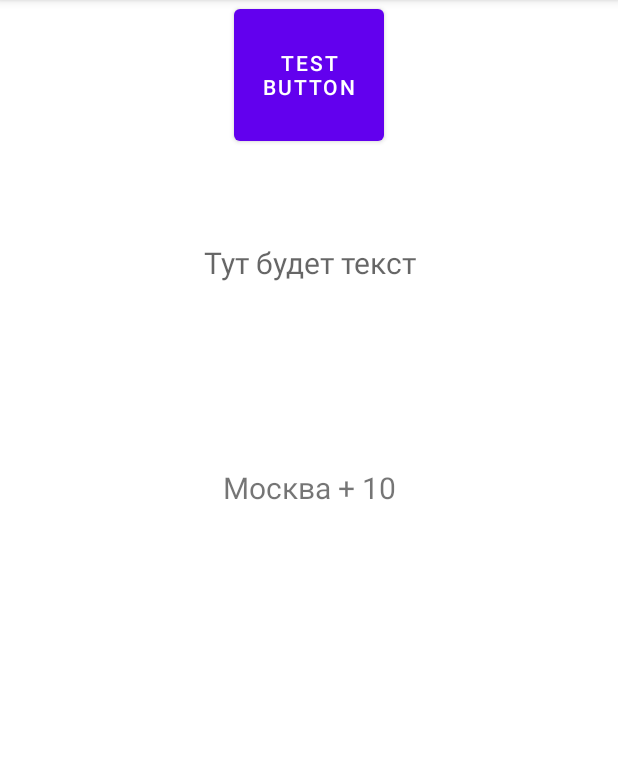
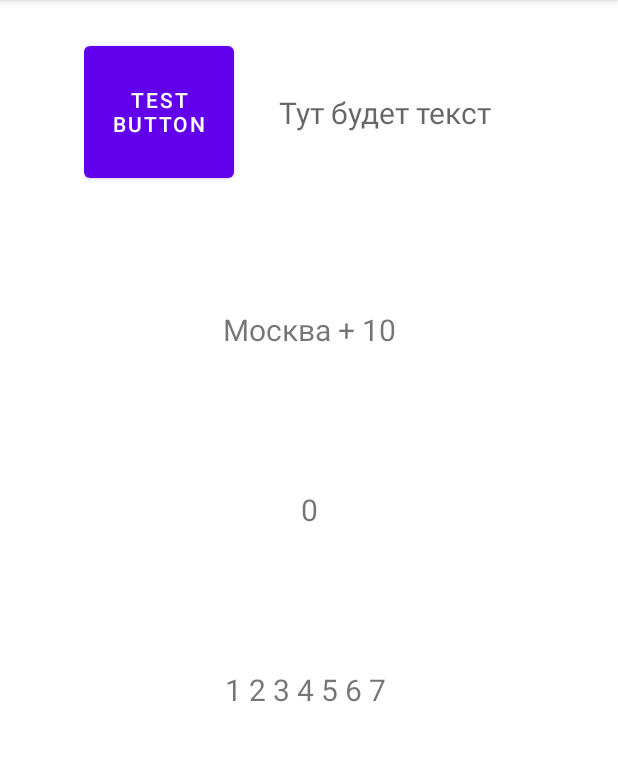
Before and after one commit to Nikita0093/Kotlin_lesson_1, an Android app: the screen it shows after launch (MainActivity), on a phone screen of 412 x 824 dp, the part 84-845 px from its top. Run offline under Robolectric (Android 15) with nearby library versions, the phone set to English and light mode, and no system bars.

Commit message:
Урок 1 - добавили object class и потестили циклы

```diff
--- a/app/src/main/java/com/example/myapplication/MainActivity.kt
+++ b/app/src/main/java/com/example/myapplication/MainActivity.kt
@@ -14,7 +14,30 @@ class MainActivity : AppCompatActivity() {
     override fun onCreate(savedInstanceState: Bundle?) {
         super.onCreate(savedInstanceState)
         setContentView(R.layout.activity_main)
+        buttonTest()
+        dataTest()
+        objectTest()
+        getList()
+    }
 
+
+    private fun objectTest() {
+        val textView03: TextView = findViewById(R.id.testTextViewObject)
+        val objectText: Int
+        objectText = ObjectTest.getName()
+        textView03.text = objectText.toString()
+    }
+
+
+    private fun dataTest() {
+        val weather = Weather("Москва", 10)
+        val weather02 = weather.copy()
+        val textViewWeather: TextView = findViewById(R.id.testTextView)
+        textViewWeather.setText("${weather02.townName}" + " + " + "${weather02.temperature}")
+    }
+
+
+    private fun buttonTest() {
         val textView: TextView = findViewById(R.id.testTextViewButton)
 
         val button: Button = findViewById(R.id.testButton);
@@ -29,13 +52,20 @@ class MainActivity : AppCompatActivity() {
             }
 
         }
-        val weather = Weather ("Москва", 10)
-        val textViewWeather: TextView = findViewById(R.id.testTextView)
-        textViewWeather.setText("${weather.townName}" + " + " + "${weather.temperature}")
+    }
 
+    fun getList() {
+        val list = listOf("1", "2", "3", "4", "5", "6", "7")
+        /* for (a in list) {
+             Log.d("myLogs", "$a")
+             val textView04: TextView = findViewById(R.id.testTextViewCircle)
+             textView04.append(a + " ")
 
-
+         */
+        val textView04: TextView = findViewById(R.id.testTextViewCircle)
+        list.forEach { textView04.append(it + " ") }
 
 
     }
+
 }
--- /dev/null
+++ b/app/src/main/java/com/example/myapplication/ObjectTest.kt
@@ -0,0 +1,10 @@
+package com.example.myapplication
+
+object ObjectTest {
+
+
+    fun getName(): Int {
+        var name01: Int = 0;
+        return name01
+    }
+}
--- a/app/src/main/res/layout/activity_main.xml
+++ b/app/src/main/res/layout/activity_main.xml
@@ -4,8 +4,15 @@
     xmlns:tools="http://schemas.android.com/tools"
     android:layout_width="match_parent"
     android:layout_height="match_parent"
-    tools:context=".MainActivity"
-    android:orientation="vertical">
+    android:orientation="vertical"
+    tools:context=".MainActivity">
+
+    <LinearLayout
+        android:layout_width="wrap_content"
+        android:layout_height="wrap_content"
+        android:layout_gravity="center"
+        android:layout_marginBottom="20sp"
+        android:orientation="horizontal">
 
         <com.google.android.material.button.MaterialButton
             android:id="@+id/testButton"
@@ -28,13 +35,39 @@
 
         </TextView>
 
+
+    </LinearLayout>
+
+
     <TextView
         android:id="@+id/testTextView"
         android:layout_width="200sp"
-        android:layout_height="150sp"
+        android:layout_height="100sp"
         android:layout_gravity="center"
+        android:layout_marginBottom="20sp"
         android:gravity="center"
-        android:hint="Тут будет текст из data"
+        android:textSize="20sp">
+
+    </TextView>
+
+    <TextView
+        android:id="@+id/testTextViewObject"
+        android:layout_width="200sp"
+        android:layout_height="100sp"
+        android:layout_gravity="center"
+        android:layout_marginBottom="20sp"
+        android:gravity="center"
+        android:textSize="20sp">
+
+    </TextView>
+
+    <TextView
+        android:id="@+id/testTextViewCircle"
+        android:layout_width="200sp"
+        android:layout_height="100sp"
+        android:layout_gravity="center"
+        android:layout_marginBottom="20sp"
+        android:gravity="center"
         android:textSize="20sp">
 
     </TextView>
```
Lines whose indentation alone changed are shown as unchanged.
